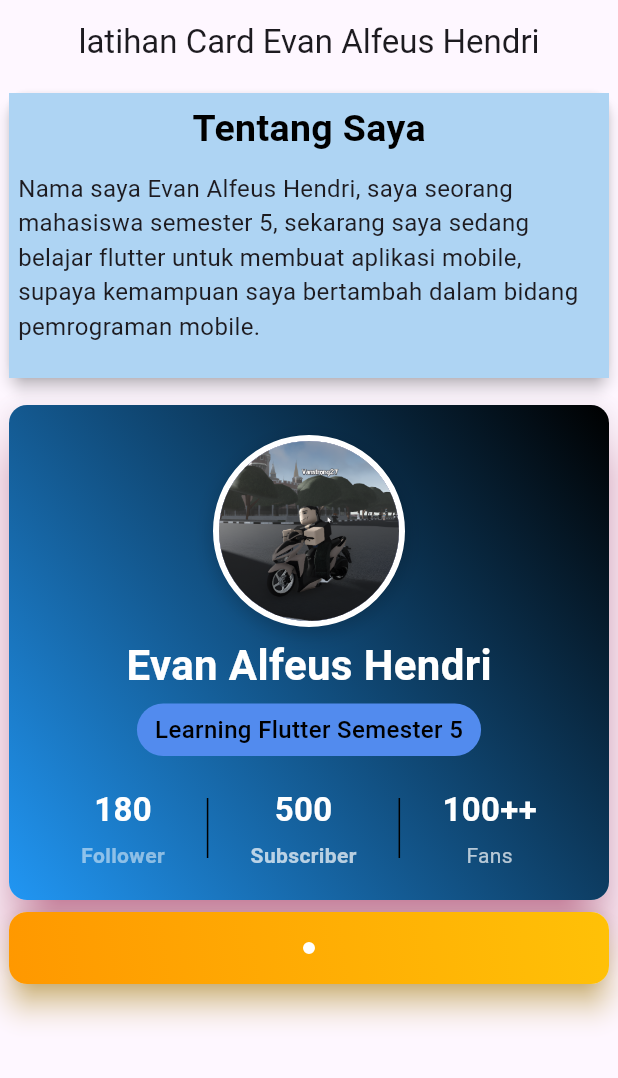
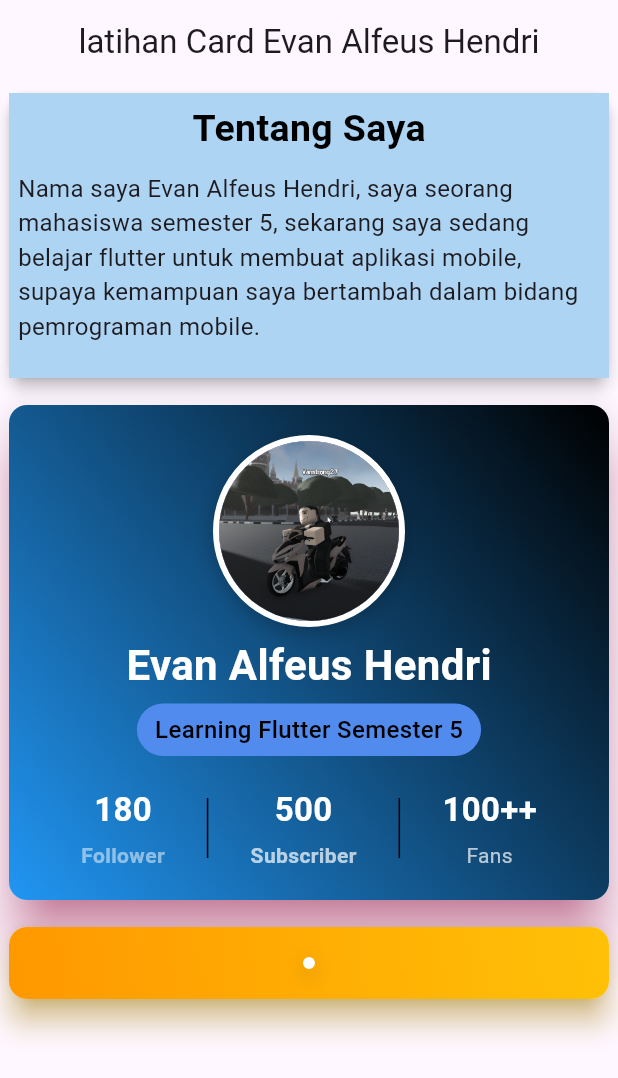
Before and after one commit to vanstrong4/latihan_week_8, a Flutter app: the screen it shows after launch, on a phone screen of 412 x 824 dp. Shown: the top 1078 px of the screen. Run offline on Flutter 3.47's test engine with Material 3 defaults, Android fonts, the phone set to English and light mode, and no system bars.

Commit message:
sized box bikin jarak

```diff
--- a/lib/pages/latihan_card_s2.dart
+++ b/lib/pages/latihan_card_s2.dart
@@ -201,6 +201,7 @@ class MyVan extends StatelessWidget {
                         ),
                       ),
                     ),
+                    SizedBox(height: 10),
                     Card(
                       elevation: 8,
                       shadowColor: Colors.amber,
@@ -225,6 +226,13 @@ class MyVan extends StatelessWidget {
                                     color: Colors.white,
                                     width: 4.0,
                                   ),
+                                  boxShadow: [
+                                    BoxShadow(
+                                      color: Colors.black.withValues(alpha:0.2),
+                                      blurRadius: 10,
+                                      offset: Offset(0, 4),
+                                    ),
+                                  ]
                                 ),
                               )
                             ],
```
